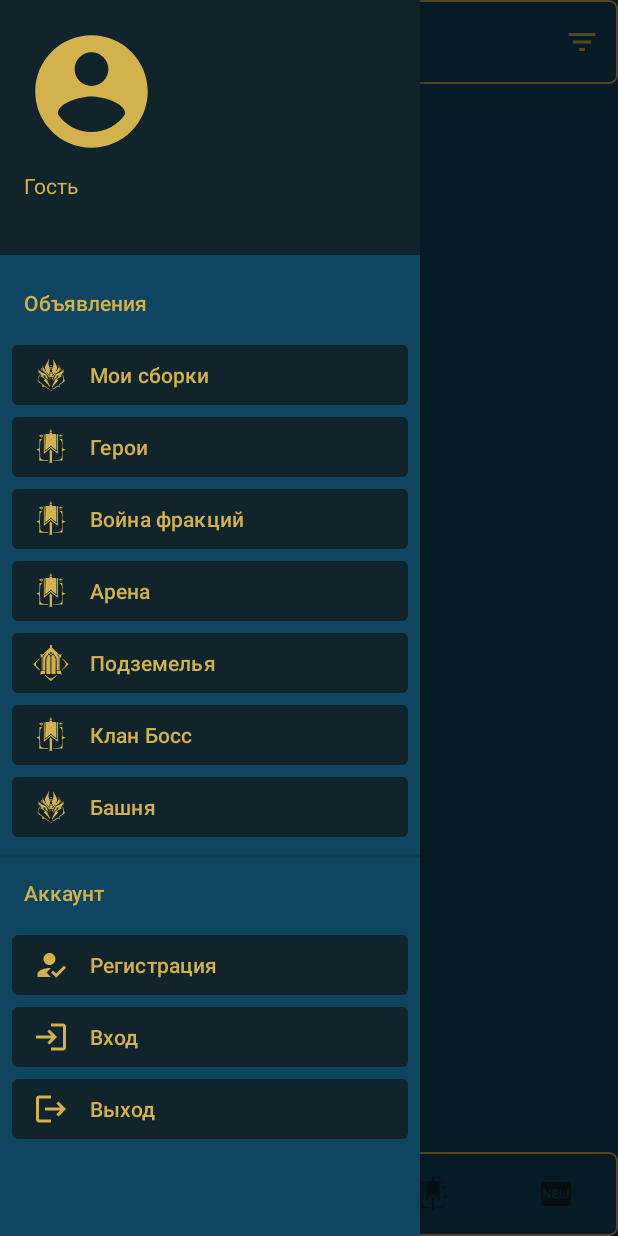
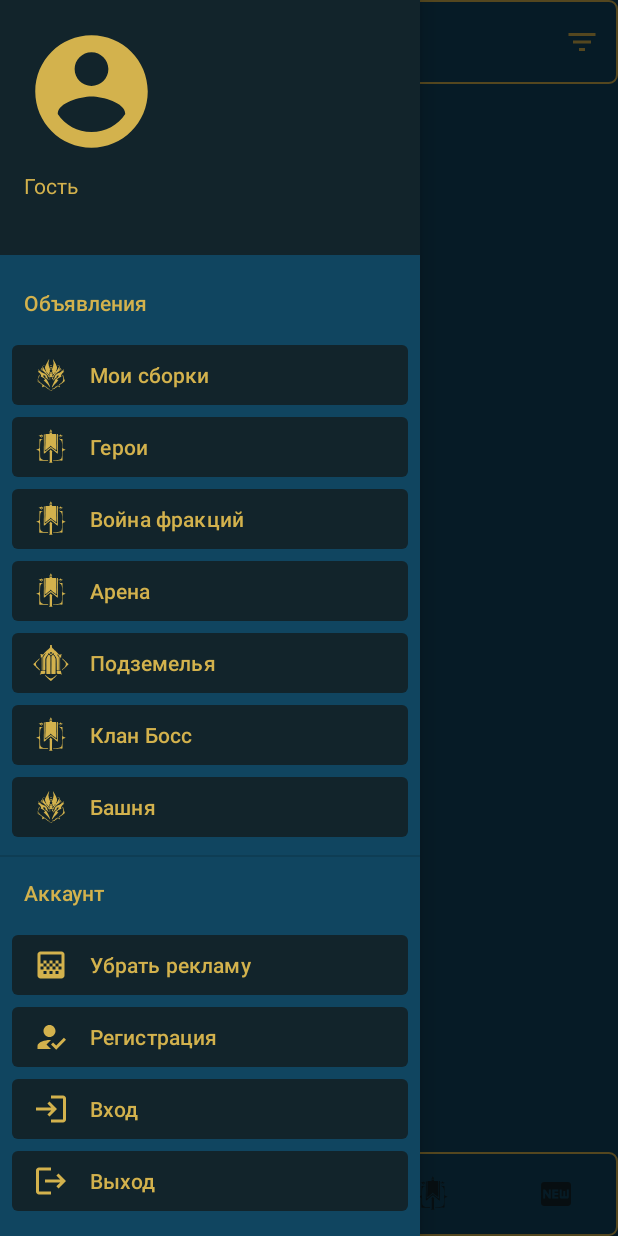
Before and after one commit to b0gdanov/TablaDeAnunciosKotlin, an Android app: the screen it shows after launch (MainActivity), with the side drawer open, on a phone screen of 412 x 824 dp. Run offline under Robolectric (Android 15) with nearby library versions, the phone set to English and light mode, and no system bars; our stand-ins replace AdMob, Firebase (no records; nobody signed in at launch, a user with empty details on screens opened directly), Picasso; pictures from the network do not load; 2 statements that could not run were skipped.

Commit message:
Урок 98 Встроенные покупки (In app Purchase) #5

```diff
--- a/app/src/main/java/ru/gamebreaker/tabladeanuncioskotlin/MainActivity.kt
+++ b/app/src/main/java/ru/gamebreaker/tabladeanuncioskotlin/MainActivity.kt
@@ -61,6 +61,7 @@ class MainActivity : AppCompatActivity(), NavigationView.OnNavigationItemSelecte
     private var filterDb: String? = ""
     private var pref: SharedPreferences? = null
     private var isPremiumUser = false
+    private var bManager: BillingManager? = null
 
     override fun onCreate(savedInstanceState: Bundle?) {
         super.onCreate(savedInstanceState)
@@ -69,7 +70,7 @@ class MainActivity : AppCompatActivity(), NavigationView.OnNavigationItemSelecte
         setContentView(view)
         pref = getSharedPreferences(BillingManager.MAIN_PREF, MODE_PRIVATE)
         isPremiumUser = pref?.getBoolean(BillingManager.REMOVE_ADS_PREF, false)!!
-        isPremiumUser = true //убрать, это тест Премиум пользователя
+        //isPremiumUser = true //убрать, это тест Премиум пользователя
         if(!isPremiumUser){
                 (application as AppMainState).showAdIfAvailable(this){
 
@@ -116,6 +117,7 @@ class MainActivity : AppCompatActivity(), NavigationView.OnNavigationItemSelecte
     override fun onDestroy() {
         super.onDestroy()
         binding.mainContent.adView2.destroy()
+        bManager?.closeConnection()
     }
 
     private fun initAds(){
@@ -270,6 +272,10 @@ class MainActivity : AppCompatActivity(), NavigationView.OnNavigationItemSelecte
             R.id.id_tower ->{
                 getAdsFromCat(getString(R.string.ad_tower))
             }
+            R.id.remove_ads ->{
+                bManager = BillingManager(this)
+                bManager?.startConnection()
+            }
             R.id.id_sign_up ->{
                 val text = textAddToast + getString(R.string.ac_sign_up)
                 Toast.makeText(this, text, length).show()
--- a/app/src/main/java/ru/gamebreaker/tabladeanuncioskotlin/fragments/BaseAdsFrag.kt
+++ b/app/src/main/java/ru/gamebreaker/tabladeanuncioskotlin/fragments/BaseAdsFrag.kt
@@ -26,7 +26,7 @@ open class BaseAdsFrag: Fragment(), InterstitialAdsClose {
         super.onViewCreated(view, savedInstanceState)
         pref = activity?.getSharedPreferences(BillingManager.MAIN_PREF, AppCompatActivity.MODE_PRIVATE)
         isPremiumUser = pref?.getBoolean(BillingManager.REMOVE_ADS_PREF, false)!!
-        isPremiumUser = true //убрать, это тест Премиум пользователя
+        //isPremiumUser = true //убрать, это тест Премиум пользователя
         if (!isPremiumUser){
             initAds()
             loadInterAd()
--- a/app/src/main/java/ru/gamebreaker/tabladeanuncioskotlin/utils/BillingManager.kt
+++ b/app/src/main/java/ru/gamebreaker/tabladeanuncioskotlin/utils/BillingManager.kt
@@ -81,6 +81,10 @@ class BillingManager(val act: AppCompatActivity) {
         }
     }
 
+    fun closeConnection(){
+        billingClient?.endConnection()
+    }
+
     companion object{
         const val REMOVE_ADS = "remove_ads"
         const val MAIN_PREF = "main_pref"
--- /dev/null
+++ b/app/src/main/res/drawable/ic_remove_ads.xml
@@ -0,0 +1,10 @@
+<vector xmlns:android="http://schemas.android.com/apk/res/android"
+    android:width="24dp"
+    android:height="24dp"
+    android:viewportWidth="24"
+    android:viewportHeight="24"
+    android:tint="?attr/colorControlNormal">
+  <path
+      android:fillColor="#000000"
+      android:pathData="M11,9h2v2h-2zM9,11h2v2L9,13zM13,11h2v2h-2zM15,9h2v2h-2zM7,9h2v2L7,11zM19,3L5,3c-1.1,0 -2,0.9 -2,2v14c0,1.1 0.9,2 2,2h14c1.1,0 2,-0.9 2,-2L21,5c0,-1.1 -0.9,-2 -2,-2zM9,18L7,18v-2h2v2zM13,18h-2v-2h2v2zM17,18h-2v-2h2v2zM19,11h-2v2h2v2h-2v-2h-2v2h-2v-2h-2v2L9,15v-2L7,13v2L5,15v-2h2v-2L5,11L5,5h14v6z"/>
+</vector>
--- a/app/src/main/res/menu/drawer_main_menu.xml
+++ b/app/src/main/res/menu/drawer_main_menu.xml
@@ -48,7 +48,10 @@
         android:title="@string/ad_cat2">
 
         <menu>
-
+            <item
+                android:title="Убрать рекламу"
+                android:icon="@drawable/ic_remove_ads"
+                android:id="@+id/remove_ads"/>
             <item
                 android:title="@string/ac_sign_up"
                 android:icon="@drawable/ic_reg"
```
